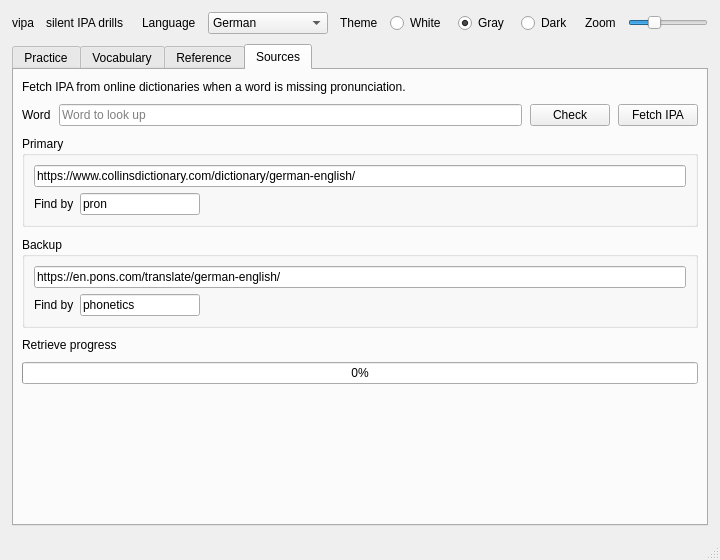
Before: the Qt Designer form ui/main_window.ui in denizisik1/silent-vocabulary, drawn with Qt 5.
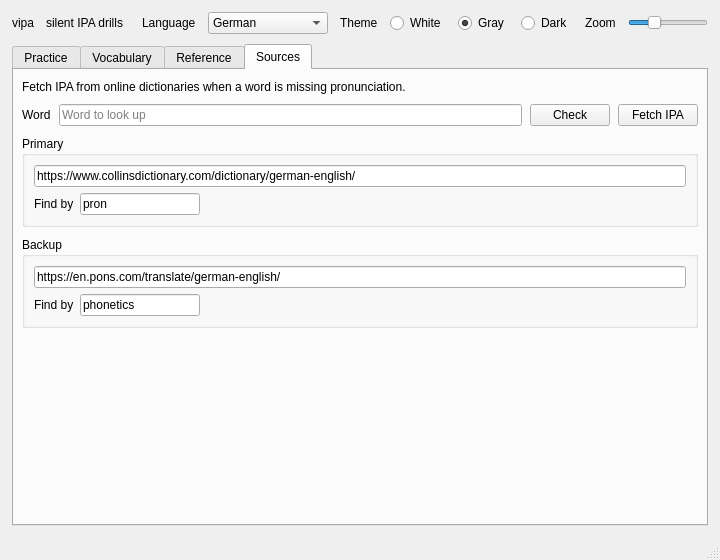
After: the same form once the commit is applied. The open tabs and pages were chosen to show the change.

Commit message: refactor(ui): remove progressbar add color button

Patch:
```diff
--- a/ui/main_window.ui
+++ b/ui/main_window.ui
@@ -1059,20 +1059,6 @@
           </layout>
          </widget>
         </item>
-        <item>
-         <widget class="QLabel" name="label_4">
-          <property name="text">
-           <string>Retrieve progress</string>
-          </property>
-         </widget>
-        </item>
-        <item>
-         <widget class="QProgressBar" name="progressBar">
-          <property name="value">
-           <number>0</number>
-          </property>
-         </widget>
-        </item>
         <item>
          <spacer name="sourcesSpacer">
           <property name="orientation">
```
The commit also changes 4 other files.
